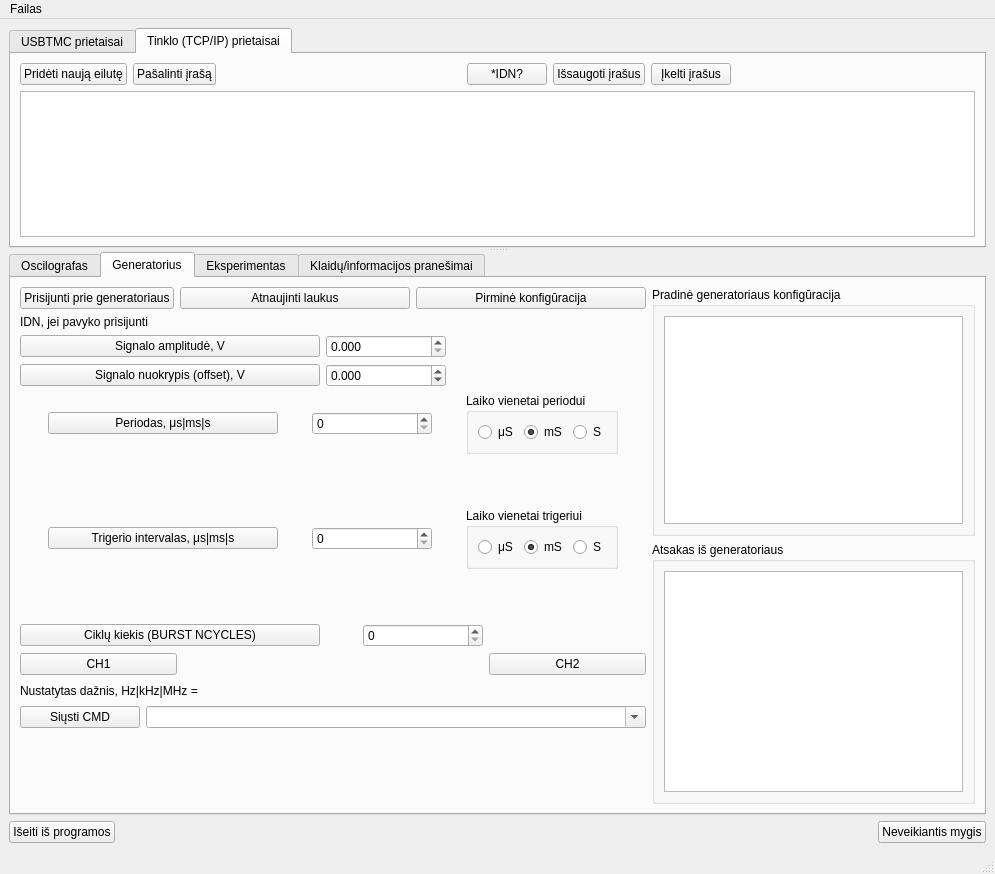
Old version of the form UIfiles/GUIThread.ui in the repository userIsTaken/TryUSB.
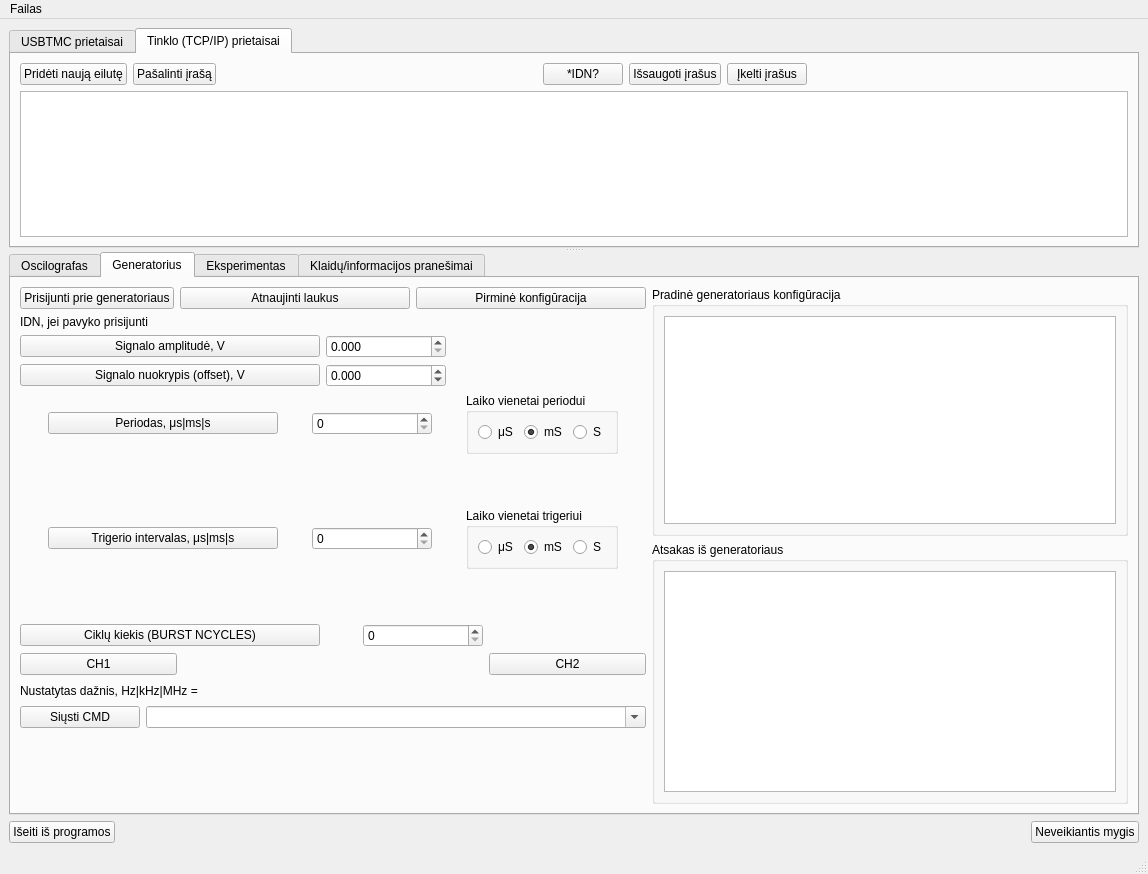
New version of the form. Icons and pictures are not drawn. Custom widgets are drawn as their Qt base class.

What changed in the file:
```diff
--- a/UIfiles/GUIThread.ui
+++ b/UIfiles/GUIThread.ui
@@ -6,7 +6,7 @@
    <rect>
     <x>0</x>
     <y>0</y>
-    <width>995</width>
+    <width>1148</width>
     <height>874</height>
    </rect>
   </property>
@@ -1111,8 +1111,8 @@
     <rect>
      <x>0</x>
      <y>0</y>
-     <width>995</width>
-     <height>28</height>
+     <width>1148</width>
+     <height>30</height>
     </rect>
    </property>
    <widget class="QMenu" name="menuFailas">
```
